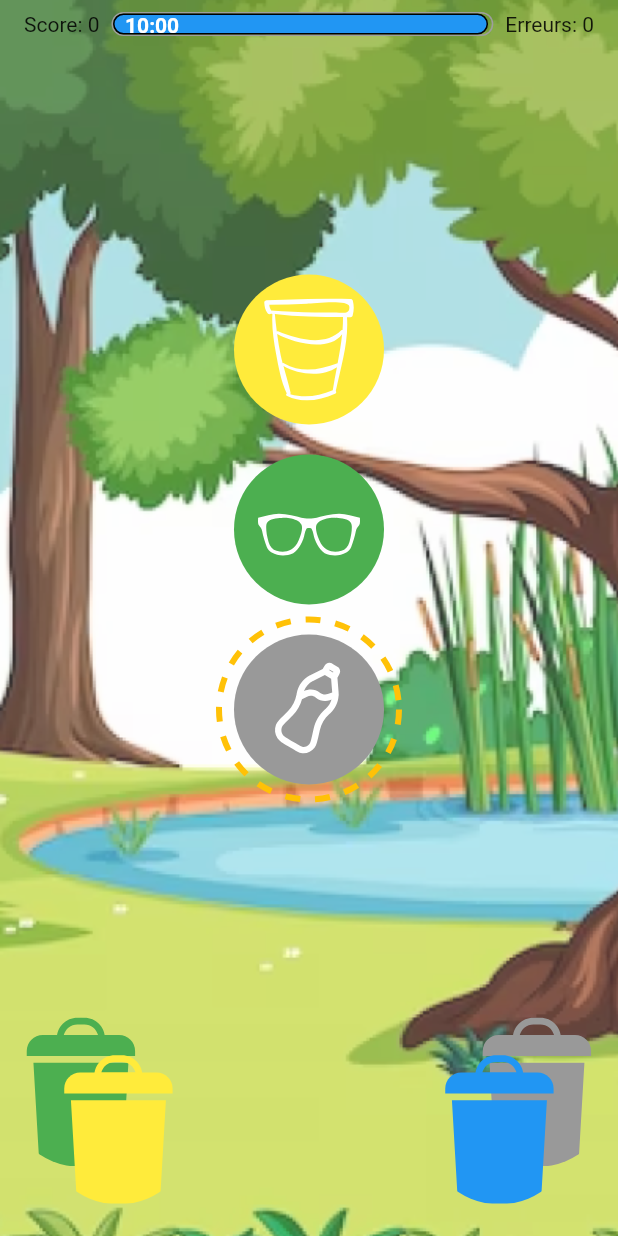
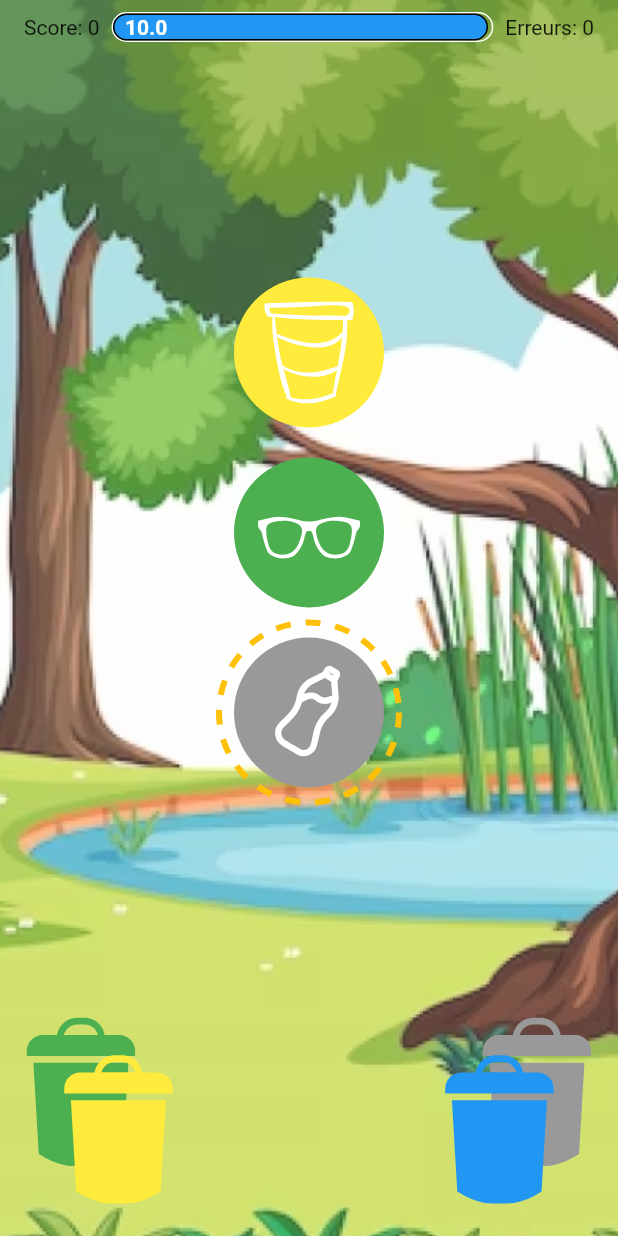
Before and after one commit to Schtroumphy/flutter_game, a Flutter app: the screen it shows after launch, after a tap on the "play arrow" icon, on a phone screen of 412 x 824 dp. Run offline on Flutter 3.47's test engine with Material 2 defaults, Android fonts, the light colour scheme and no system bars; drawn by our look-alikes of dotted_border, timer_count_down; our stand-ins replace flutter_riverpod, flutter_svg, go_router, stack_trace.

Commit message:
chore : Minor cleaning

```diff
--- a/lib/features/sort_trash/widgets/countdown_timer.dart
+++ b/lib/features/sort_trash/widgets/countdown_timer.dart
@@ -1,7 +1,6 @@
 import 'package:flutter/material.dart';
-import 'package:flutter_game/features/sort_trash/widgets/timer_provider.dart';
+import 'package:flutter_game/core/styles.dart';
 import 'package:flutter_riverpod/flutter_riverpod.dart';
-import 'package:timer_count_down/timer_controller.dart';
 import 'package:timer_count_down/timer_count_down.dart';
 
 class CountdownTimer extends ConsumerStatefulWidget {
@@ -15,8 +14,6 @@ class CountdownTimer extends ConsumerStatefulWidget {
 }
 
 class _CountdownTimerState extends ConsumerState<CountdownTimer> {
-  final CountdownController _controller = CountdownController(autoStart: false);
-
   final bool startTimer = false;
   double _currentWidth = 250;
 
@@ -27,63 +24,50 @@ class _CountdownTimerState extends ConsumerState<CountdownTimer> {
   }
 
   @override
-  void initState() {
-    super.initState();
-  }
-
-  @override
   Widget build(BuildContext context) {
-    final startTimer = ref.watch(isTimerStartedProvider.notifier).state;
-    if(startTimer) {
-      _controller.start();
-      print("controller started");
-    }
-
-
-
     return Container(
-      margin: const EdgeInsets.all(8),
-      height: 16,
+      margin: const EdgeInsets.all(Insets.m),
+      height: 20,
       width: 250,
       decoration: BoxDecoration(
-        border: Border.all(color: Colors.grey, width: 1),
+        border: Border.all(color: Colors.white, width: 1),
         borderRadius: const BorderRadius.all(Radius.circular(40)),
       ),
-      child: Stack(
-        alignment: Alignment.centerLeft,
-        children: [
+      child: Stack(alignment: Alignment.centerLeft, children: [
         AnimatedContainer(
-            padding: const EdgeInsets.all(8),
+            padding: const EdgeInsets.all(Insets.m),
             width: _currentWidth,
             duration: const Duration(seconds: 1),
             height: 50,
             decoration: BoxDecoration(
               border: Border.all(color: Colors.black),
               borderRadius: const BorderRadius.all(Radius.circular(40)),
-                color: Colors.blue),
-            child: const SizedBox.shrink()
+              color: Colors.blue,
             ),
+            child: const SizedBox.shrink()),
         Padding(
-            padding: const EdgeInsets.only(left:  8.0),
+          padding: const EdgeInsets.only(left: Insets.m),
           child: Countdown(
             seconds: widget.duration.inSeconds,
+            interval: const Duration(milliseconds: 100),
             build: (BuildContext context, double time) {
-                WidgetsBinding.instance.addPostFrameCallback((_){
+              WidgetsBinding.instance.addPostFrameCallback((_) {
                 currentWidth = time * 250 / widget.duration.inSeconds;
               });
               return Text(
-                  "${time.toInt()}:00",
+                "$time",
                 style: TextStyle(
                   color: time > 3 ? Colors.white : Colors.red,
                   fontWeight: FontWeight.bold,
                 ),
               );
             },
-              onFinished: () => widget.onFinished?.call(),
+            onFinished: _onTimerFinished,
           ),
         ),
-        ]
-      ),
+      ]),
     );
   }
+
+  _onTimerFinished() => widget.onFinished?.call();
 }
```
Lines whose indentation alone changed are shown as unchanged.
